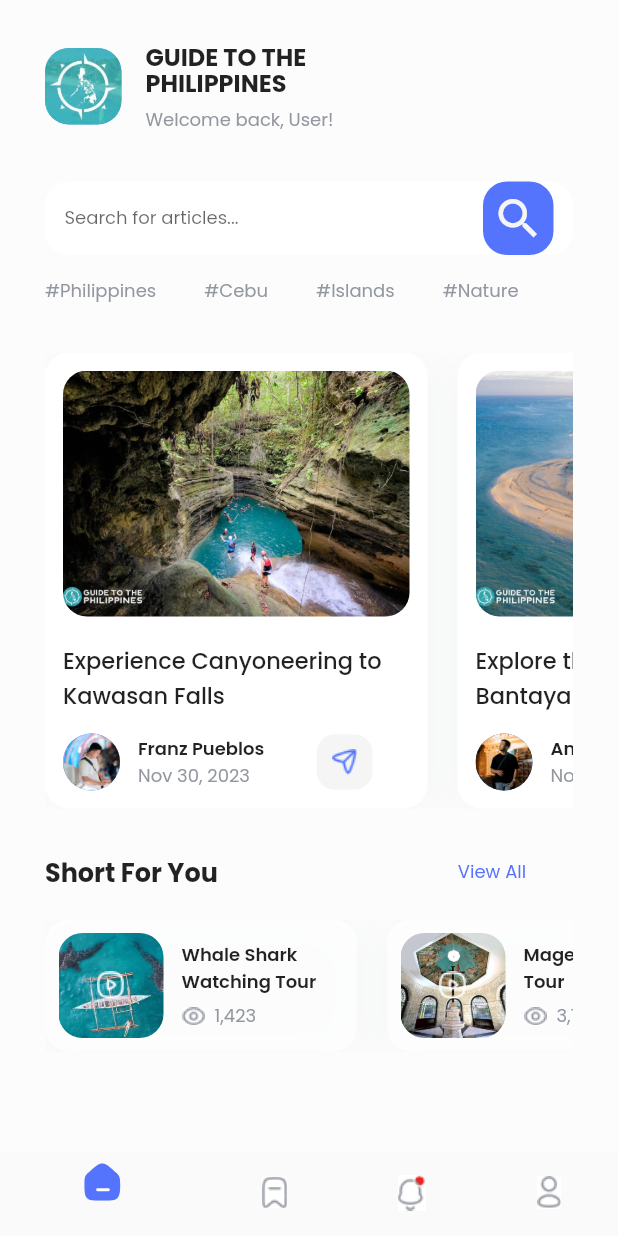
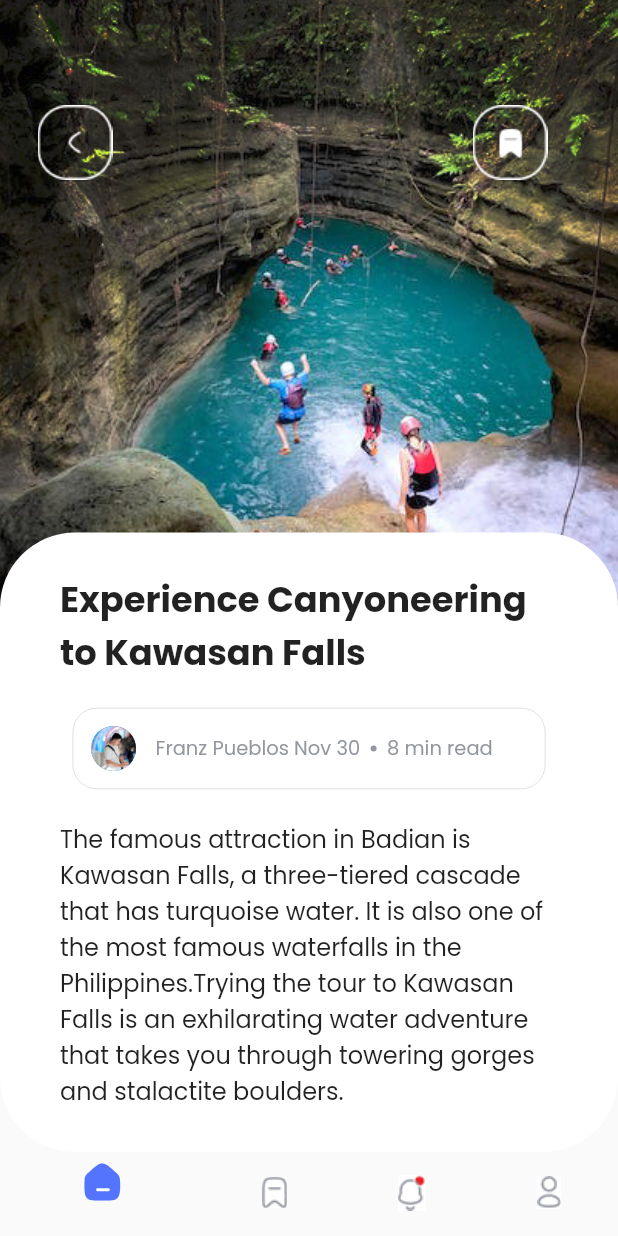
Before and after one commit to francheizko/flutter_midtermexam_travelnewsapp, a Flutter app: the screen it shows after launch, on a phone screen of 412 x 824 dp. Run offline on Flutter 3.47's test engine with Material 2 defaults, Android fonts, the phone set to English and light mode, and no system bars; our stand-ins replace flutter_svg, google_fonts.

Commit message:
adding the kawasan screen

```diff
--- a/lib/main.dart
+++ b/lib/main.dart
@@ -1,6 +1,7 @@
 import "package:flutter/material.dart";
 import "package:flutter_midtermexam_travelnewsapp/screens/homescreen.dart";
 import "package:flutter_midtermexam_travelnewsapp/screens/bottom_navbar.dart";
+import "package:flutter_midtermexam_travelnewsapp/screens/kawasan_falls.dart";
 
 void main() {
   runApp(
@@ -30,7 +31,7 @@ class _MyWidgetState extends State<MidtermApp> {
       debugShowCheckedModeBanner: false,
       home: Scaffold(
         backgroundColor: const Color(0xFFFCFCFC),
-        body: const HomeScreen(),
+        body: const KawasanScreen(),
         bottomNavigationBar: BottomNavBar(
           selectedindex: selectedindex,
           onItemTapped: onItemTapped,
--- a/lib/screens/homescreen.dart
+++ b/lib/screens/homescreen.dart
@@ -224,7 +224,7 @@ class HomeScreen extends StatelessWidget {
                             ],
                           ),
                           const SizedBox(
-                            width: 35,
+                            width: 38,
                           ),
                           Container(
                             height: 37,
--- /dev/null
+++ b/lib/screens/kawasan_falls.dart
@@ -0,0 +1,148 @@
+import 'package:flutter/material.dart';
+import 'package:google_fonts/google_fonts.dart';
+
+class KawasanScreen extends StatelessWidget {
+  const KawasanScreen({super.key});
+
+  @override
+  Widget build(BuildContext context) {
+    return Scaffold(
+      body: Column(
+        children: [
+          Expanded(
+            child: Stack(
+              children: [
+                Transform.scale(
+                  scale: 2.2, // Adjust the scale factor to zoom in
+                  child: const Image(
+                    image: AssetImage('assets/Experience-canyoneering-2.jpg'),
+                    fit: BoxFit.cover,
+                  ),
+                ),
+                Positioned(
+                  top: 65,
+                  left: 20,
+                  child: Container(
+                    width: 60, // Adjust the width to make the icon larger
+                    height: 60, // Adjust the height to make the icon larger
+                    decoration: BoxDecoration(
+                      borderRadius: BorderRadius.circular(
+                          30), // Adjust the border radius accordingly
+                    ),
+                    child: Image.asset(
+                      'assets/back-button.png',
+                      width: 60, // Adjust the width to make the icon larger
+                      height: 60, // Adjust the height to make the icon larger
+                    ),
+                  ),
+                ),
+                Positioned(
+                  top: 65,
+                  left: 310,
+                  child: Container(
+                    width: 60, // Adjust the width to make the icon larger
+                    height: 60, // Adjust the height to make the icon larger
+                    decoration: BoxDecoration(
+                      borderRadius: BorderRadius.circular(
+                          30), // Adjust the border radius accordingly
+                    ),
+                    child: Image.asset(
+                      'assets/Bookmark-Icon.png',
+                      width: 60, // Adjust the width to make the icon larger
+                      height: 60, // Adjust the height to make the icon larger
+                    ),
+                  ),
+                ),
+              ],
+            ),
+          ),
+          Container(
+            alignment: Alignment.bottomCenter,
+            width: 475,
+            height: 413,
+            decoration: BoxDecoration(
+              borderRadius: BorderRadius.circular(50),
+              color: Colors.white,
+            ),
+            child: Padding(
+              padding: const EdgeInsets.symmetric(horizontal: 40),
+              child: Column(
+                children: [
+                  const SizedBox(
+                    height: 27,
+                  ),
+                  Text(
+                    'Experience Canyoneering to Kawasan Falls',
+                    style: GoogleFonts.poppins(
+                        fontSize: 23.5, fontWeight: FontWeight.w700),
+                    maxLines: 2,
+                    overflow: TextOverflow.ellipsis,
+                    textAlign: TextAlign.left,
+                  ),
+                  const SizedBox(
+                    height: 20,
+                  ),
+                  Container(
+                    width: 315,
+                    height: 54,
+                    decoration: BoxDecoration(
+                        borderRadius: BorderRadius.circular(16),
+                        color: Colors.white,
+                        border: Border.all(
+                            color: const Color(0xFF9397A0), width: 0.2)),
+                    child: Padding(
+                      padding: const EdgeInsets.only(left: 12),
+                      child: Row(
+                        children: [
+                          const CircleAvatar(
+                            radius: 15,
+                            backgroundImage: AssetImage('assets/Author-1.jpg'),
+                          ),
+                          const SizedBox(
+                            width: 13,
+                          ),
+                          Text(
+                            'Franz Pueblos ',
+                            style: GoogleFonts.poppins(
+                                fontSize: 13, color: const Color(0xFF9397A0)),
+                          ),
+                          Text(
+                            'Nov 30  ',
+                            style: GoogleFonts.poppins(
+                                fontSize: 13, color: const Color(0xFF9397A0)),
+                          ),
+                          Container(
+                            // Add this Container for the circle
+                            width: 4,
+                            height: 4,
+                            decoration: const BoxDecoration(
+                              shape: BoxShape.circle,
+                              color: Color(0xFF9397A0),
+                            ),
+                          ),
+                          Text(
+                            '  8 min read',
+                            style: GoogleFonts.poppins(
+                                fontSize: 13, color: const Color(0xFF9397A0)),
+                          ),
+                        ],
+                      ),
+                    ),
+                  ),
+                  const SizedBox(
+                    height: 21,
+                  ),
+                  Text(
+                    'The famous attraction in Badian is Kawasan Falls, a three-tiered cascade that has turquoise water. It is also one of the most famous waterfalls in the Philippines.Trying the tour to Kawasan Falls is an exhilarating water adventure that takes you through towering gorges and stalactite boulders.',
+                    style: GoogleFonts.poppins(fontSize: 16),
+                    textAlign: TextAlign.left,
+                  )
+                ],
+              ),
+            ),
+          ),
+        ],
+      ),
+    );
+  }
+}
```
Also changed, not shown: assets/Bookmark-Icon.png (added), assets/Experience-canyoneering-2.jpg (added), assets/arrow_back_icon.svg (added), assets/back-button.png (added).
